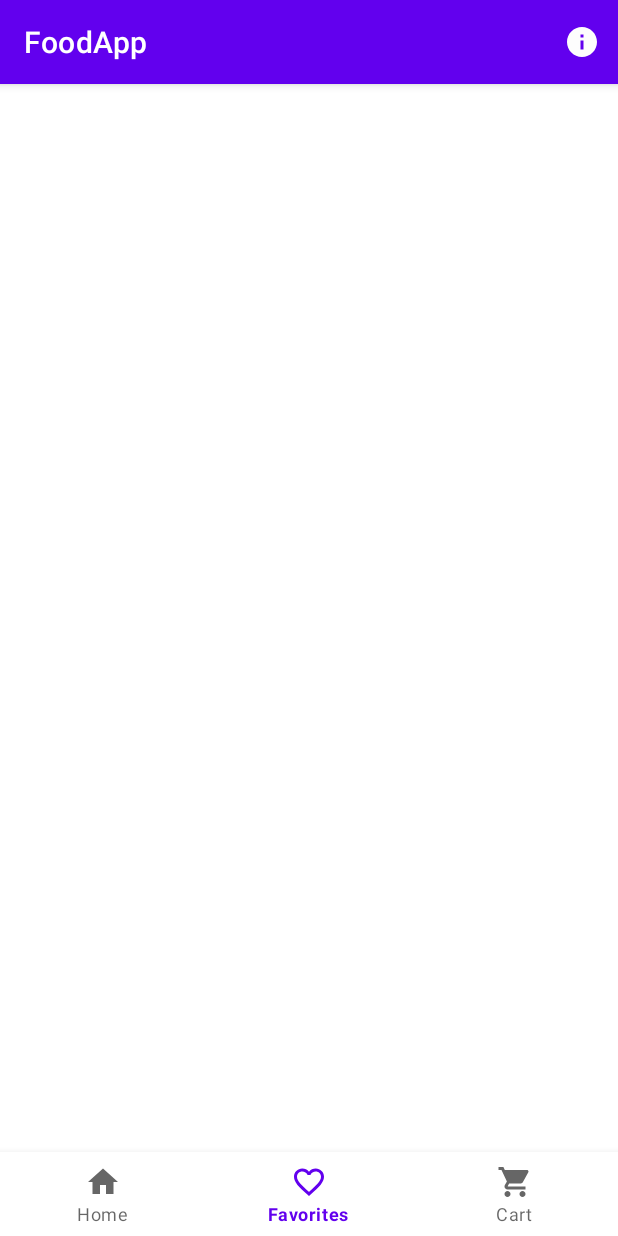
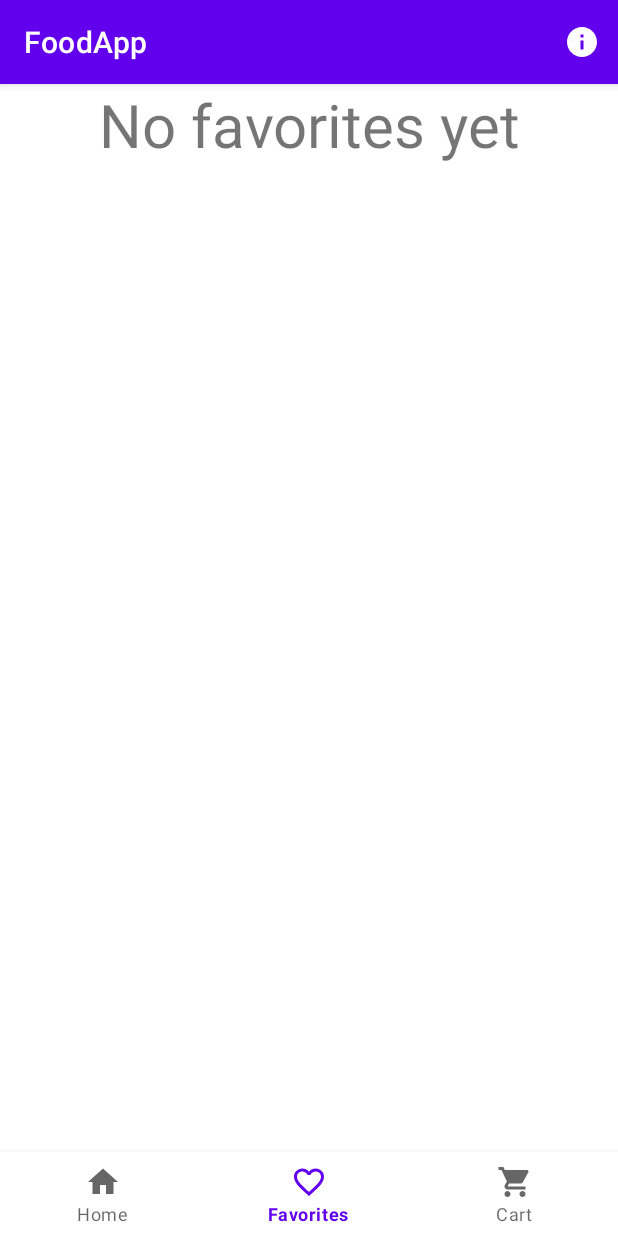
Before and after one commit to b21albda/FoodApp, an Android app: the FavoritesFragment screen opened through its navigation route, on a phone screen of 412 x 824 dp. Run offline under Robolectric (Android 15) with nearby library versions, the phone set to English and light mode, and no system bars; our stand-ins replace Picasso, navigation-ui; pictures from the network do not load; 1 statement that could not run was skipped.

Commit message:
Added recyclerview implementation and message to display when favorites is empty

```diff
--- a/app/src/main/java/com/example/foodapp/fragments/FavoritesFragment.java
+++ b/app/src/main/java/com/example/foodapp/fragments/FavoritesFragment.java
@@ -1,66 +1,90 @@
 package com.example.foodapp.fragments;
 
+import static android.content.Context.MODE_PRIVATE;
+
+import android.content.Intent;
+import android.content.SharedPreferences;
 import android.os.Bundle;
 
 import androidx.fragment.app.Fragment;
+import androidx.recyclerview.widget.LinearLayoutManager;
+import androidx.recyclerview.widget.RecyclerView;
 
 import android.view.LayoutInflater;
 import android.view.View;
 import android.view.ViewGroup;
+import android.widget.TextView;
 
+import com.example.foodapp.DetailActivity;
 import com.example.foodapp.R;
+import com.example.foodapp.SelectListener;
+import com.example.foodapp.adapters.FoodAdapter;
+import com.example.foodapp.data.Food;
+import com.google.gson.Gson;
+import com.google.gson.reflect.TypeToken;
 
-/**
- * A simple {@link Fragment} subclass.
- * Use the {@link FavoritesFragment#newInstance} factory method to
- * create an instance of this fragment.
- */
-public class FavoritesFragment extends Fragment {
+import java.lang.reflect.Type;
+import java.util.ArrayList;
+import java.util.List;
 
-    // TODO: Rename parameter arguments, choose names that match
-    // the fragment initialization parameters, e.g. ARG_ITEM_NUMBER
-    private static final String ARG_PARAM1 = "param1";
-    private static final String ARG_PARAM2 = "param2";
+public class FavoritesFragment extends Fragment implements SelectListener {
 
-    // TODO: Rename and change types of parameters
-    private String mParam1;
-    private String mParam2;
+    private RecyclerView recyclerView;
+    private FoodAdapter adapter;
+    private List<Food> favorites = new ArrayList<>();
+    private TextView tv_info;
 
-    public FavoritesFragment() {
-        // Required empty public constructor
-    }
-
-    /**
-     * Use this factory method to create a new instance of
-     * this fragment using the provided parameters.
-     *
-     * @param param1 Parameter 1.
-     * @param param2 Parameter 2.
-     * @return A new instance of fragment FavoritesFragment.
-     */
-    // TODO: Rename and change types and number of parameters
-    public static FavoritesFragment newInstance(String param1, String param2) {
-        FavoritesFragment fragment = new FavoritesFragment();
-        Bundle args = new Bundle();
-        args.putString(ARG_PARAM1, param1);
-        args.putString(ARG_PARAM2, param2);
-        fragment.setArguments(args);
-        return fragment;
-    }
-
-    @Override
-    public void onCreate(Bundle savedInstanceState) {
-        super.onCreate(savedInstanceState);
-        if (getArguments() != null) {
-            mParam1 = getArguments().getString(ARG_PARAM1);
-            mParam2 = getArguments().getString(ARG_PARAM2);
-        }
-    }
+    private SharedPreferences ref;
+    private SharedPreferences.Editor editor;
 
     @Override
     public View onCreateView(LayoutInflater inflater, ViewGroup container,
                              Bundle savedInstanceState) {
         // Inflate the layout for this fragment
-        return inflater.inflate(R.layout.fragment_favorites, container, false);
+        View view = inflater.inflate(R.layout.fragment_favorites, container, false);
+
+        ref = this.getActivity().getSharedPreferences("Favorites", MODE_PRIVATE);
+        editor = ref.edit();
+
+        tv_info = view.findViewById(R.id.tv_info);
+
+        String list = ref.getString("FavoritesList", null);
+        Gson gson = new Gson();
+        Type type = new TypeToken<List<Food>>() {}.getType();
+        favorites = gson.fromJson(list, type);
+
+
+        recyclerView = view.findViewById(R.id.favorites_recyclerView);
+        adapter = new FoodAdapter(favorites, this::onItemClicked);
+        adapter.setFoods(favorites);
+        recyclerView.setAdapter(adapter);
+        recyclerView.setLayoutManager(new LinearLayoutManager(getContext()));
+
+        if (adapter.getItemCount() == 0)
+            tv_info.setText("No favorites yet");
+
+        return view;
+    }
+
+    @Override
+    public void onResume() {
+        String list = ref.getString("FavoritesList", null);
+        Gson gson = new Gson();
+        Type type = new TypeToken<List<Food>>() {}.getType();
+        favorites = gson.fromJson(list, type);
+        adapter.setFoods(favorites);
+        adapter.notifyDataSetChanged();
+
+        if (adapter.getItemCount() == 0)
+            tv_info.setText("No favorites yet");
+
+        super.onResume();
+    }
+
+    @Override
+    public void onItemClicked(Food food) {
+        Intent intent = new Intent(this.getContext(), DetailActivity.class);
+        intent.putExtra("food", food);
+        startActivity(intent);
     }
 }
--- a/app/src/main/res/layout/fragment_favorites.xml
+++ b/app/src/main/res/layout/fragment_favorites.xml
@@ -10,4 +10,11 @@
         android:layout_width="match_parent"
         android:layout_height="match_parent"/>
 
+    <TextView
+        android:id="@+id/tv_info"
+        android:layout_width="match_parent"
+        android:layout_height="wrap_content"
+        android:gravity="center_horizontal"
+        android:textSize="40sp" />
+
 </FrameLayout>
```
